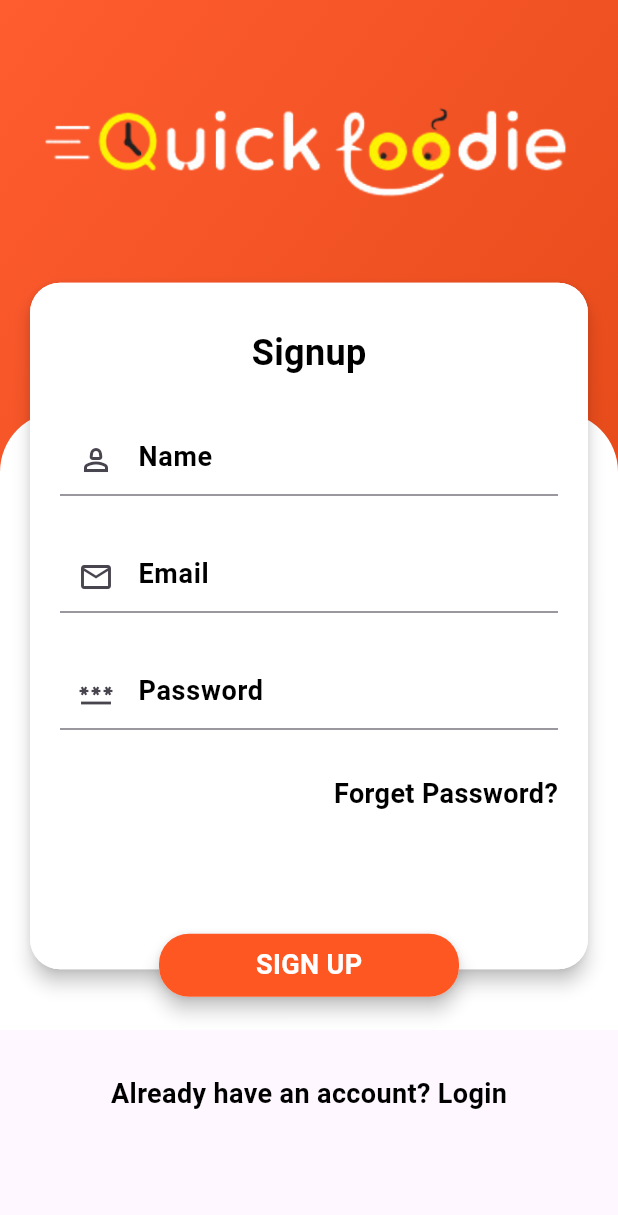
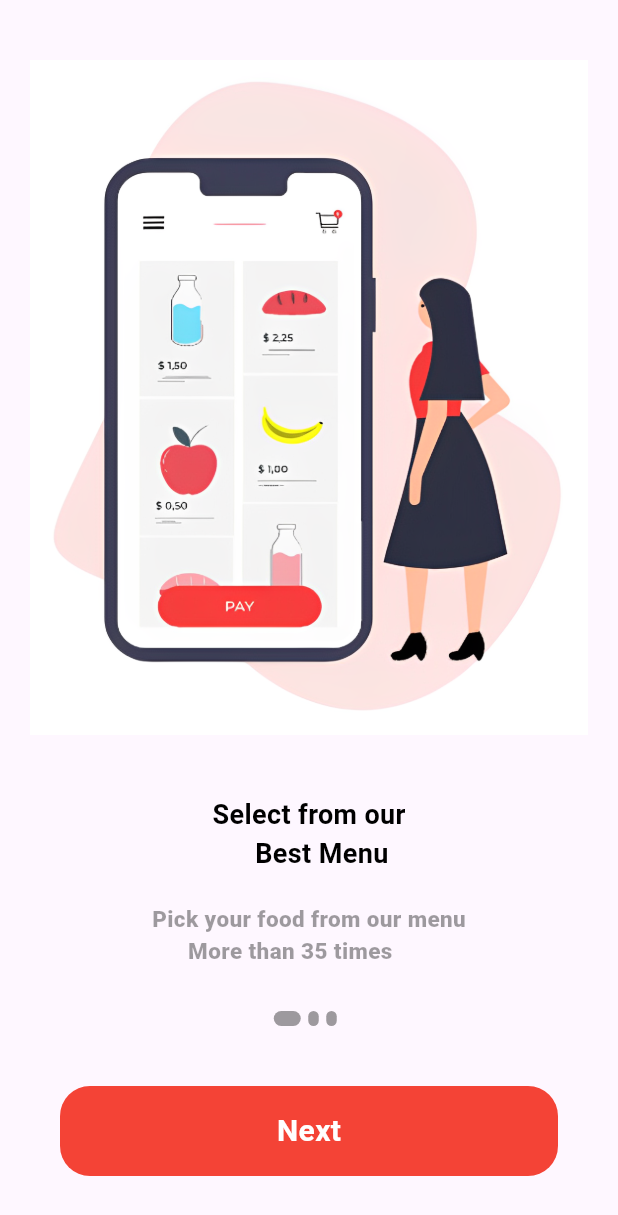
Before and after one commit to abod619/food_Delivery_app, a Flutter app: the screen it shows after launch, on a phone screen of 412 x 824 dp. Shown: the top 1215 px of the screen. Run offline on Flutter 3.47's test engine with Material 3 defaults, Android fonts, the phone set to English and light mode, and no system bars; our stand-ins replace curved_navigation_bar.

Commit message:
add new pages onboard

```diff
--- a/analysis_options.yaml
+++ b/analysis_options.yaml
@@ -7,6 +7,9 @@
 
 # The following line activates a set of recommended lints for Flutter apps,
 # packages, and plugins designed to encourage good coding practices.
+analyzer:
+  errors:
+    unused_import: ignore
 include: package:flutter_lints/flutter.yaml
 
 linter:
--- a/lib/main.dart
+++ b/lib/main.dart
@@ -7,7 +7,7 @@ import 'package:fooddeliveryapp/pages/details.dart';
 import 'package:fooddeliveryapp/pages/home.dart';
 // ignore: unused_import
 import 'package:fooddeliveryapp/pages/login.dart';
-import 'package:fooddeliveryapp/pages/signup.dart';
+import 'package:fooddeliveryapp/pages/onboard.dart';
 
 void main() {
   runApp(const MyApp());
@@ -19,7 +19,7 @@ class MyApp extends StatelessWidget {
   Widget build(BuildContext context) {
     return MaterialApp(
       debugShowCheckedModeBanner: false,
-      home: Signup()
+      home: Onboard()
 
       );
   }
--- /dev/null
+++ b/lib/pages/onboard.dart
@@ -0,0 +1,95 @@
+import 'package:flutter/material.dart';
+import 'package:fooddeliveryapp/pages/signup.dart';
+import 'package:fooddeliveryapp/widget/content_model.dart';
+import 'package:fooddeliveryapp/widget/widget_support.dart';
+
+class Onboard extends StatefulWidget {
+  const Onboard({super.key});
+
+  @override
+  State<Onboard> createState() => _OnboardState();
+}
+
+class _OnboardState extends State<Onboard> {
+  int currentIndex = 0;
+  late PageController _controller;
+  @override
+  void initState() {
+    _controller = PageController(initialPage: 0);
+    super.initState();
+  }
+  @override
+  void dispose() {
+    _controller.dispose();
+    super.dispose();
+  }
+  @override
+  Widget build(BuildContext context) {
+    return Scaffold(
+      body: Column(
+        children: [
+          Expanded(
+            child: PageView.builder(
+              controller: _controller,
+              itemCount: contents.length,
+              onPageChanged: (int index) {
+                setState(() {
+                  currentIndex = index;
+                });
+              },
+              itemBuilder: (_, i) {
+                return Padding(padding: EdgeInsets.only(top: 40,right: 20,left: 20) ,
+                child: Column(
+                  children: [
+                    Image.asset(contents[i].image, height: 450,width: MediaQuery.of(context).size.width,fit: BoxFit.fill,),
+                    SizedBox(height: 40,),
+
+                    Text(contents[i].title, style: AppWidget.semiBooldTextTextFeildStyle(),),
+                    SizedBox(height: 20,),
+
+                    Text(contents[i].description, style: AppWidget.LightTextFeildStyle(),)
+
+                  ],
+                ),
+                );
+              },
+            ),
+          ),
+          Container(
+            child: Row(
+              mainAxisAlignment: MainAxisAlignment.center,
+              children:
+                List.generate(contents.length, (index) =>
+                  buildDot(index, context)
+                )
+              ,
+            ),
+          ),
+          GestureDetector(
+            onTap: () {
+              if(currentIndex == contents.length-1){
+                Navigator.pushReplacement(context, MaterialPageRoute(builder: (context) => Signup()));
+              }
+              _controller.nextPage(duration: Duration(milliseconds: 100), curve: Curves.bounceIn);
+            },
+            child: Container(
+              decoration: BoxDecoration(color: Colors.red, borderRadius: BorderRadius.circular(20)),
+              height: 60 ,
+              margin: EdgeInsets.all(40),
+              width: double.infinity,
+              child: Center(child: Text(currentIndex == contents.length-1? 'Start':'Next', style: TextStyle(color: Colors.white, fontSize: 20,fontWeight: FontWeight.bold),)),
+            ),
+          )
+        ],
+      ),
+    );
+  }
+  Container buildDot(int index , BuildContext context){
+    return Container(
+      height: 10,
+      width: currentIndex == index ? 18:7,
+      margin: EdgeInsets.only(right: 5),
+      decoration: BoxDecoration(borderRadius: BorderRadius.circular(6), color: Colors.black38),
+    );
+  }
+}
--- a/lib/pages/signup.dart
+++ b/lib/pages/signup.dart
@@ -110,6 +110,6 @@ class _SignupState extends State<Signup> {
           ],
         ),
       ) ,
-    );;
+    );
   }
 }
--- /dev/null
+++ b/lib/widget/content_model.dart
@@ -0,0 +1,12 @@
+class UnbordingContent{
+  String image;
+  String title;
+  String description;
+  UnbordingContent({required this.image, required this.title, required this.description});
+}
+
+List<UnbordingContent> contents = [
+  UnbordingContent(image: "images/screen1.png", title: "Select from our\n      Best Menu", description: 'Pick your food from our menu\n      More than 35 times'),
+  UnbordingContent(image: "images/screen2.png", title: 'Easy and Online Payment', description: "You can pay cash on delivery and\n     Card payment is available"),
+  UnbordingContent(image: "images/screen3.png", title: 'Quick Delivery at Your Doorstep', description: "Deliver your food at your \n    Doorstep")
+];
```
